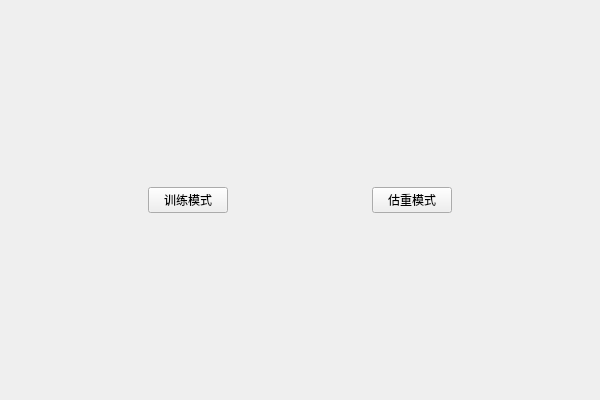
Above: OrbbecDemo1.1/MainWindow.ui from Lvjihong/OrbbecAndQt before the change. Below: the same form after it.
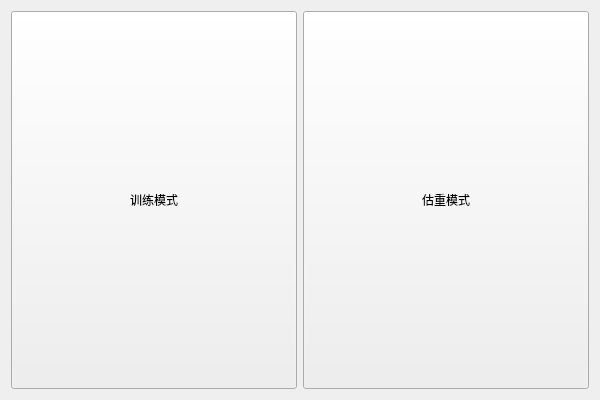
That is the form after the change.

What changed in the file:
```diff
--- a/OrbbecDemo1.1/MainWindow.ui
+++ b/OrbbecDemo1.1/MainWindow.ui
@@ -15,59 +15,44 @@
   </property>
   <widget class="QWidget" name="centralWidget">
    <layout class="QHBoxLayout" name="horizontalLayout">
-    <item>
-     <spacer name="horizontalSpacer">
-      <property name="orientation">
-       <enum>Qt::Horizontal</enum>
-      </property>
-      <property name="sizeHint" stdset="0">
-       <size>
-        <width>40</width>
-        <height>20</height>
-       </size>
-      </property>
-     </spacer>
-    </item>
     <item>
      <widget class="QPushButton" name="btn_train">
+      <property name="enabled">
+       <bool>true</bool>
+      </property>
+      <property name="sizePolicy">
+       <sizepolicy hsizetype="MinimumExpanding" vsizetype="MinimumExpanding">
+        <horstretch>0</horstretch>
+        <verstretch>0</verstretch>
+       </sizepolicy>
+      </property>
       <property name="text">
        <string>训练模式</string>
       </property>
-     </widget>
-    </item>
-    <item>
-     <spacer name="horizontalSpacer_3">
-      <property name="orientation">
-       <enum>Qt::Horizontal</enum>
-      </property>
-      <property name="sizeHint" stdset="0">
+      <property name="iconSize">
        <size>
-        <width>40</width>
-        <height>20</height>
+        <width>50</width>
+        <height>50</height>
        </size>
       </property>
-     </spacer>
+      <property name="checkable">
+       <bool>false</bool>
+      </property>
+     </widget>
     </item>
     <item>
-     <widget class="QPushButton" name="pushButton_2">
+     <widget class="QPushButton" name="btn_guess">
+      <property name="sizePolicy">
+       <sizepolicy hsizetype="MinimumExpanding" vsizetype="MinimumExpanding">
+        <horstretch>0</horstretch>
+        <verstretch>0</verstretch>
+       </sizepolicy>
+      </property>
       <property name="text">
        <string>估重模式</string>
       </property>
      </widget>
     </item>
-    <item>
-     <spacer name="horizontalSpacer_2">
-      <property name="orientation">
-       <enum>Qt::Horizontal</enum>
-      </property>
-      <property name="sizeHint" stdset="0">
-       <size>
-        <width>40</width>
-        <height>20</height>
-       </size>
-      </property>
-     </spacer>
-    </item>
    </layout>
   </widget>
  </widget>
```
